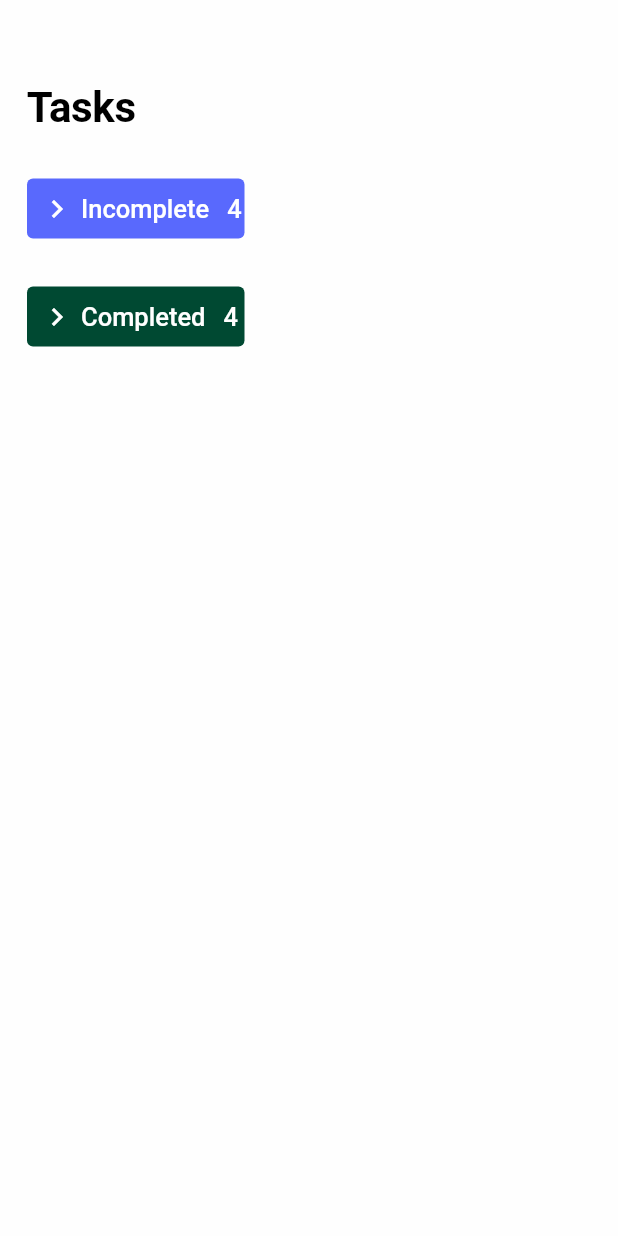
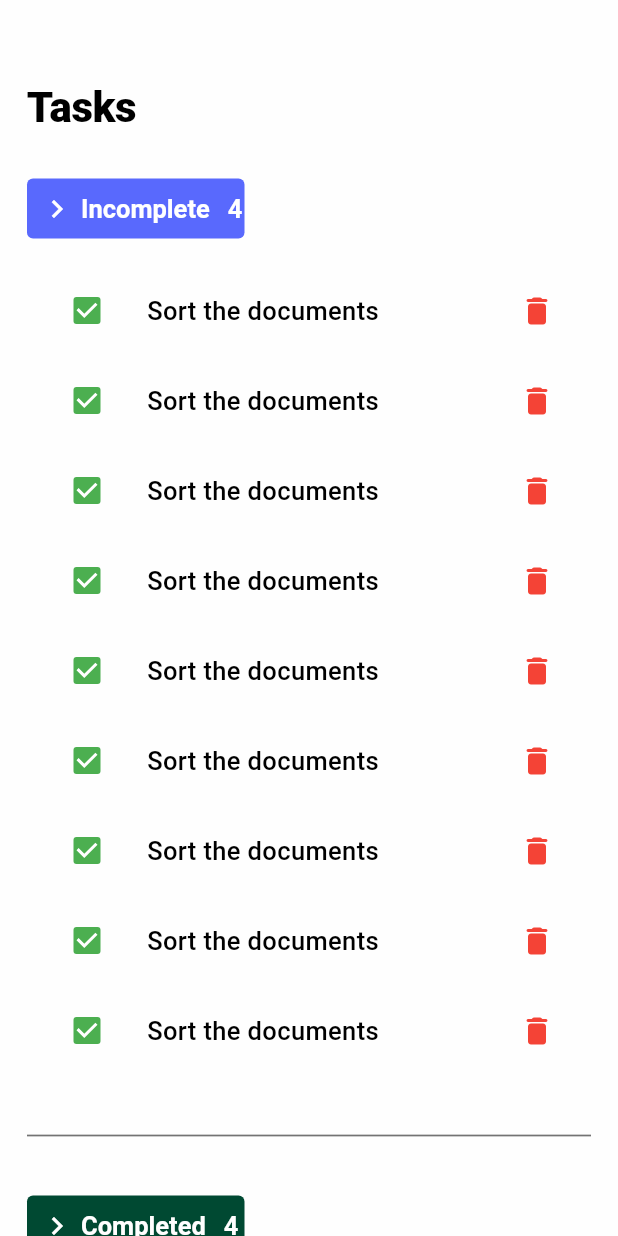
Before and after one commit to TaylorOkis/taskify, a Flutter app: the screen it shows after launch, on a phone screen of 412 x 824 dp. Run offline on Flutter 3.47's test engine with Material 3 defaults, Android fonts, the phone set to English and light mode, and no system bars.

Commit message:
Add Task list.

```diff
--- a/lib/UI/screens/home_screen.dart
+++ b/lib/UI/screens/home_screen.dart
@@ -1,10 +1,19 @@
 import 'package:flutter/material.dart';
 
+import '../../utils/constants/colors.dart';
 import '../../utils/constants/sizes.dart';
 import '../widgets/section_header.dart';
+import '../widgets/task_list.dart';
 
-class HomeScreen extends StatelessWidget {
+class HomeScreen extends StatefulWidget {
   const HomeScreen({super.key});
+
+  @override
+  State<HomeScreen> createState() => _HomeScreenState();
+}
+
+class _HomeScreenState extends State<HomeScreen> {
+  bool? isChecked = false;
 
   @override
   Widget build(BuildContext context) {
@@ -28,11 +37,20 @@ class HomeScreen extends StatelessWidget {
                   title: 'Incomplete',
                   color: Theme.of(context).colorScheme.primary,
                 ),
+                const SizedBox(height: TaskifySizes.large),
+                const TaskList(),
+                const SizedBox(height: TaskifySizes.xsLarge),
+                const Divider(
+                  thickness: TaskifySizes.xsSmall / 3.5,
+                  color: TaskifyColors.lightGrey,
+                ),
                 const SizedBox(height: TaskifySizes.xsLarge),
                 SectionHeader(
                   title: 'Completed',
                   color: Theme.of(context).colorScheme.tertiary,
-                )
+                ),
+                const SizedBox(height: TaskifySizes.large),
+                const TaskList(),
               ],
             ),
           ),
--- a/lib/UI/widgets/section_header.dart
+++ b/lib/UI/widgets/section_header.dart
@@ -26,7 +26,6 @@ class SectionHeader extends StatelessWidget {
         padding: const EdgeInsets.symmetric(
           horizontal: TaskifySizes.xSmall,
         ),
-        child: Expanded(
         child: Row(
           children: [
             const Icon(
@@ -47,7 +46,6 @@ class SectionHeader extends StatelessWidget {
           ],
         ),
       ),
-      ),
     );
   }
 }
--- /dev/null
+++ b/lib/UI/widgets/task_list.dart
@@ -0,0 +1,29 @@
+import 'package:flutter/material.dart';
+
+class TaskList extends StatelessWidget {
+  const TaskList({
+    super.key,
+  });
+
+  @override
+  Widget build(BuildContext context) {
+    return ListView.builder(
+      itemBuilder: (context, index) {
+        return ListTile(
+          leading: Checkbox(
+            onChanged: (value) {},
+            value: true,
+          ),
+          title: Text('Sort the documents',
+              style: Theme.of(context).textTheme.bodyMedium),
+          trailing: const Icon(Icons.delete_rounded, color: Colors.red),
+          // tileColor: Theme.of(context).colorScheme.secondary,
+          minTileHeight: 60,
+        );
+      },
+      itemCount: 9,
+      shrinkWrap: true,
+      physics: const NeverScrollableScrollPhysics(),
+    );
+  }
+}
--- /dev/null
+++ b/lib/utils/theme/custom/checbox.dart
@@ -0,0 +1,43 @@
+import 'package:flutter/material.dart';
+
+import '../../constants/colors.dart';
+
+class TaskifyCheckbox {
+  TaskifyCheckbox._();
+
+  static final lightCheckboxTheme = CheckboxThemeData(
+    checkColor: WidgetStateProperty.resolveWith((states) {
+      if (states.contains(WidgetState.selected)) {
+        return Colors.white;
+      } else {
+        return Colors.black;
+      }
+    }),
+    fillColor: WidgetStateProperty.resolveWith((states) {
+      if (states.contains(WidgetState.selected)) {
+        return Colors.green;
+      } else {
+        return Colors.transparent;
+      }
+    }),
+    side: const BorderSide(color: TaskifyColors.lightGrey, width: 1.75),
+  );
+
+  static final darkCheckboxTheme = CheckboxThemeData(
+    checkColor: WidgetStateProperty.resolveWith((states) {
+      if (states.contains(WidgetState.selected)) {
+        return Colors.white;
+      } else {
+        return Colors.black;
+      }
+    }),
+    fillColor: WidgetStateProperty.resolveWith((states) {
+      if (states.contains(WidgetState.selected)) {
+        return Colors.green;
+      } else {
+        return Colors.transparent;
+      }
+    }),
+    side: const BorderSide(color: TaskifyColors.lightGrey, width: 1.75),
+  );
+}
--- a/lib/utils/theme/custom/text_theme.dart
+++ b/lib/utils/theme/custom/text_theme.dart
@@ -8,36 +8,36 @@ class TaskifyTextTheme {
   static TextTheme lightTextTheme = const TextTheme(
     displayLarge: TextStyle(
       fontSize: 28,
-      fontWeight: FontWeight.w600,
+      fontWeight: FontWeight.w800,
       color: TaskifyColors.darkText,
     ),
     titleLarge: TextStyle(
       fontSize: 17,
-      fontWeight: FontWeight.w500,
+      fontWeight: FontWeight.w600,
       color: TaskifyColors.lightText,
     ),
     bodyMedium: TextStyle(
       fontSize: 17,
-      fontWeight: FontWeight.w400,
-      color: TaskifyColors.lightGrey,
+      fontWeight: FontWeight.w500,
+      color: TaskifyColors.darkText,
     ),
   );
 
   static TextTheme darkTextTheme = const TextTheme(
     displayLarge: TextStyle(
       fontSize: 28,
-      fontWeight: FontWeight.w600,
+      fontWeight: FontWeight.w800,
       color: TaskifyColors.lightText,
     ),
     titleLarge: TextStyle(
       fontSize: 17,
-      fontWeight: FontWeight.w500,
+      fontWeight: FontWeight.w600,
       color: TaskifyColors.lightText,
     ),
     bodyMedium: TextStyle(
       fontSize: 17,
-      fontWeight: FontWeight.w400,
-      color: TaskifyColors.lightGrey,
+      fontWeight: FontWeight.w500,
+      color: TaskifyColors.lightText,
     ),
   );
 }
--- a/lib/utils/theme/theme.dart
+++ b/lib/utils/theme/theme.dart
@@ -1,5 +1,6 @@
 import 'package:flutter/material.dart';
 
+import 'custom/checbox.dart';
 import 'custom/color_scheme.dart';
 import 'custom/text_theme.dart';
 
@@ -10,11 +11,13 @@ class TaskifyTheme {
     useMaterial3: true,
     textTheme: TaskifyTextTheme.lightTextTheme,
     colorScheme: TaskifyColorScheme.lightColorScheme,
+    checkboxTheme: TaskifyCheckbox.lightCheckboxTheme,
   );
 
   static ThemeData darkTheme = ThemeData(
     useMaterial3: true,
     textTheme: TaskifyTextTheme.darkTextTheme,
     colorScheme: TaskifyColorScheme.darkColorScheme,
+    checkboxTheme: TaskifyCheckbox.darkCheckboxTheme,
   );
 }
```
Lines whose indentation alone changed are shown as unchanged.
